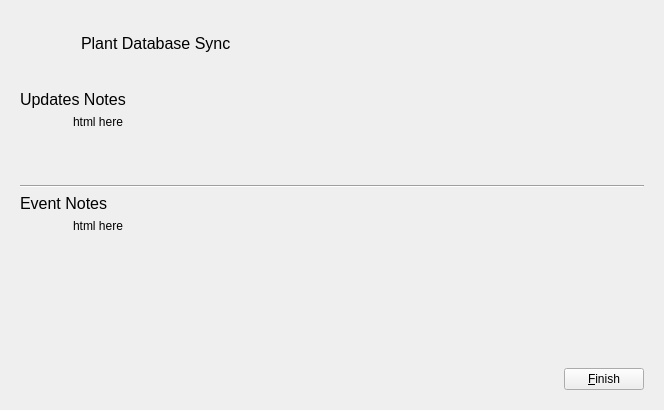
First picture: the form in ui/databasesyncdialog.ui, repository joshirio/passiflora, before the edit.
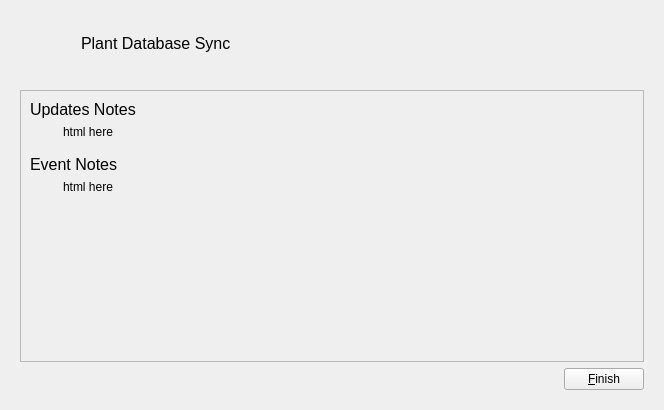
Second picture: the form after the edit. The open tabs and pages were chosen to show the change. Icons and pictures are not drawn.

Commit message: Add scroll area for longer update notices

Patch:
```diff
--- a/ui/databasesyncdialog.ui
+++ b/ui/databasesyncdialog.ui
@@ -388,6 +388,21 @@
       </layout>
      </widget>
      <widget class="QWidget" name="updateNotes">
+      <layout class="QVBoxLayout" name="verticalLayout_7">
+       <item>
+        <widget class="QScrollArea" name="scrollArea_2">
+         <property name="widgetResizable">
+          <bool>true</bool>
+         </property>
+         <widget class="QWidget" name="scrollAreaWidgetContents_2">
+          <property name="geometry">
+           <rect>
+            <x>0</x>
+            <y>0</y>
+            <width>636</width>
+            <height>268</height>
+           </rect>
+          </property>
       <layout class="QVBoxLayout" name="verticalLayout_3">
        <item>
         <widget class="QLabel" name="label_6">
@@ -402,8 +417,8 @@
        <item>
         <widget class="QLabel" name="updateNotesLabel">
          <property name="styleSheet">
-          <string notr="true">margin-left: 50px;
-margin-bottom: 50px;</string>
+              <string notr="true">margin-left: 30px;
+margin-bottom: 10px;</string>
          </property>
          <property name="text">
           <string>html here</string>
@@ -419,13 +434,6 @@
          </property>
         </widget>
        </item>
-       <item>
-        <widget class="Line" name="line">
-         <property name="orientation">
-          <enum>Qt::Horizontal</enum>
-         </property>
-        </widget>
-       </item>
        <item>
         <widget class="QLabel" name="label_8">
          <property name="styleSheet">
@@ -439,8 +447,8 @@
        <item>
         <widget class="QLabel" name="eventNotesLabel">
          <property name="styleSheet">
-          <string notr="true">margin-left: 50px;
-margin-bottom: 50px;</string>
+              <string notr="true">margin-left: 30px;
+margin-bottom: 10px;</string>
          </property>
          <property name="text">
           <string>html here</string>
@@ -464,10 +472,14 @@
          <property name="sizeHint" stdset="0">
           <size>
            <width>20</width>
-           <height>54</height>
+               <height>87</height>
           </size>
          </property>
         </spacer>
+           </item>
+          </layout>
+         </widget>
+        </widget>
        </item>
        <item>
         <layout class="QHBoxLayout" name="horizontalLayout_3">
```
Left out of the diff: 4 changed lines with no effect on the pictures. Lines whose indentation alone changed are shown as unchanged.
